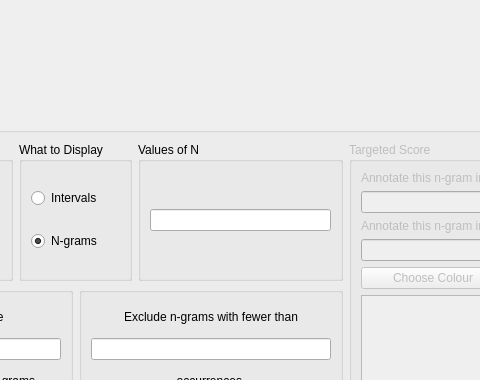
The window that gui_files/new_main_window.ui (ELVIS-Project/vis-framework) describes before a commit, drawn with Qt 5; both pictures show x 152 to 632 and y 0 to 380 of the 849 by 678 pixel window.
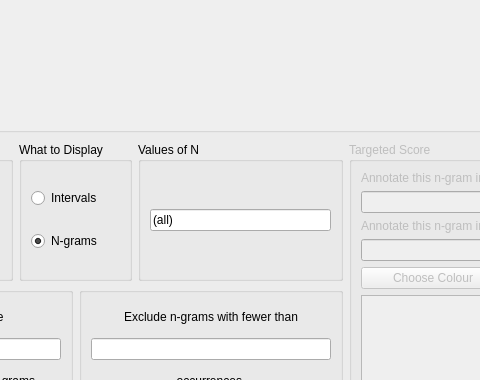
The same window after the commit. The open tabs and pages were chosen to show the change. Icons and pictures are not drawn.

Patch:
```diff
--- a/gui_files/new_main_window.ui
+++ b/gui_files/new_main_window.ui
@@ -680,7 +680,11 @@
              </property>
              <layout class="QVBoxLayout" name="verticalLayout_12">
               <item>
-               <widget class="QLineEdit" name="line_show_these_ns"/>
+               <widget class="QLineEdit" name="line_show_these_ns">
+                <property name="text">
+                 <string>(all)</string>
+                </property>
+               </widget>
               </item>
              </layout>
             </widget>
```
Left out of the diff: 2 changed lines with no effect on the pictures.
